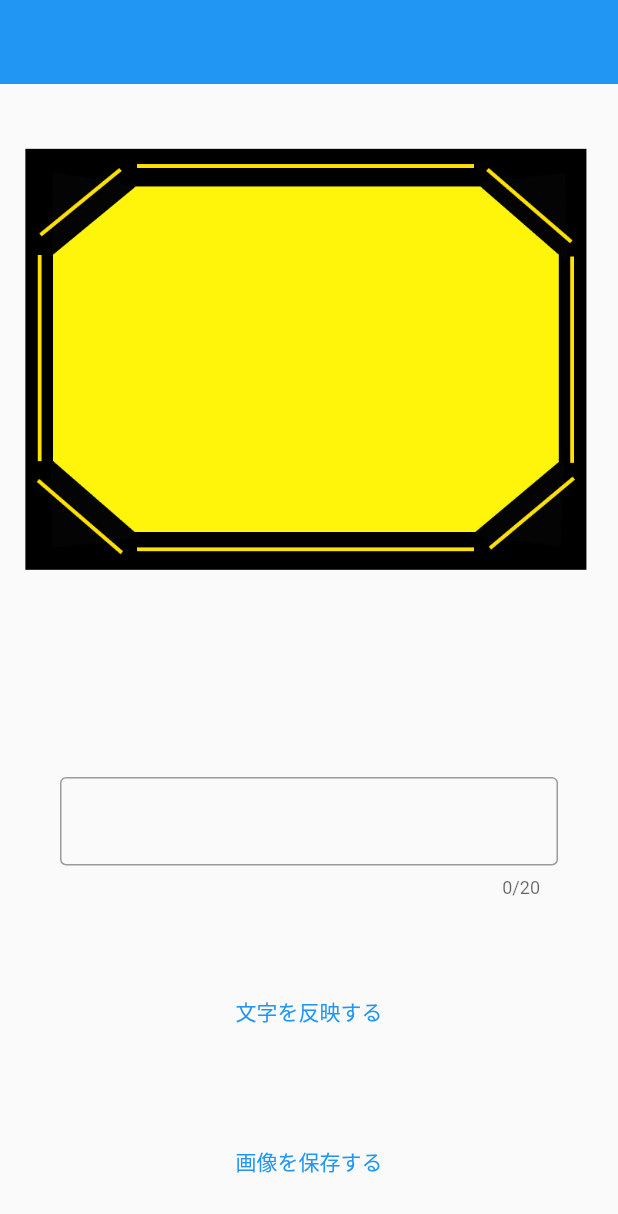
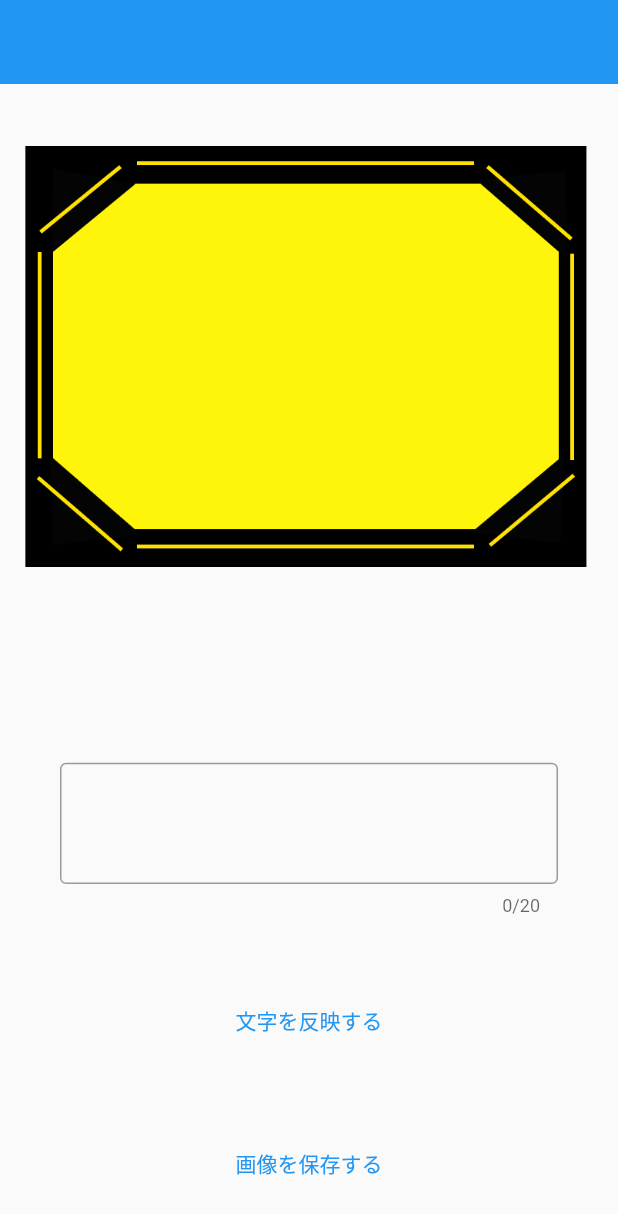
Before and after one commit to iseruuuuu/bokete_create_app, a Flutter app: the screen it shows after launch, on a phone screen of 412 x 824 dp. Shown: the top 1214 px of the screen. Run offline on Flutter 3.47's test engine with Material 2 defaults, Android fonts, the phone set to English and light mode, and no system bars; our stand-ins replace flutter_svg, get, image_gallery_saver; missing offline and left inert: image_editor; project files that could hold a hidden picture were left out.

Commit message:
add: change keybord design

```diff
--- a/lib/screen/home/home_screen.dart
+++ b/lib/screen/home/home_screen.dart
@@ -31,14 +31,19 @@ class HomeScreen extends StatelessWidget {
           Obx(() => Text(controller.title.value)),
           Padding(
             padding: const EdgeInsets.symmetric(horizontal: 40),
+            child: SizedBox(
+              width: 400,
+              height: 100,
               child: TextField(
-              maxLines: 1,
+                maxLines: controller.maxLine,
                 maxLength: 20,
                 textAlign: TextAlign.center,
                 controller: controller.textController,
+                keyboardType: TextInputType.multiline,
                 onChanged: (text) => controller.onChanged(text),
                 decoration: const InputDecoration(
                   border: OutlineInputBorder(),
+                ),
               ),
             ),
           ),
--- a/lib/screen/home/home_screen_controller.dart
+++ b/lib/screen/home/home_screen_controller.dart
@@ -20,6 +20,7 @@ class HomeScreenController extends GetxController {
   final textController = TextEditingController();
   final images = Assets.images.background.image();
   var title = ''.obs;
+  var maxLine = 3;
 
   @override
   void onInit() {
```
Lines whose indentation alone changed are shown as unchanged.
